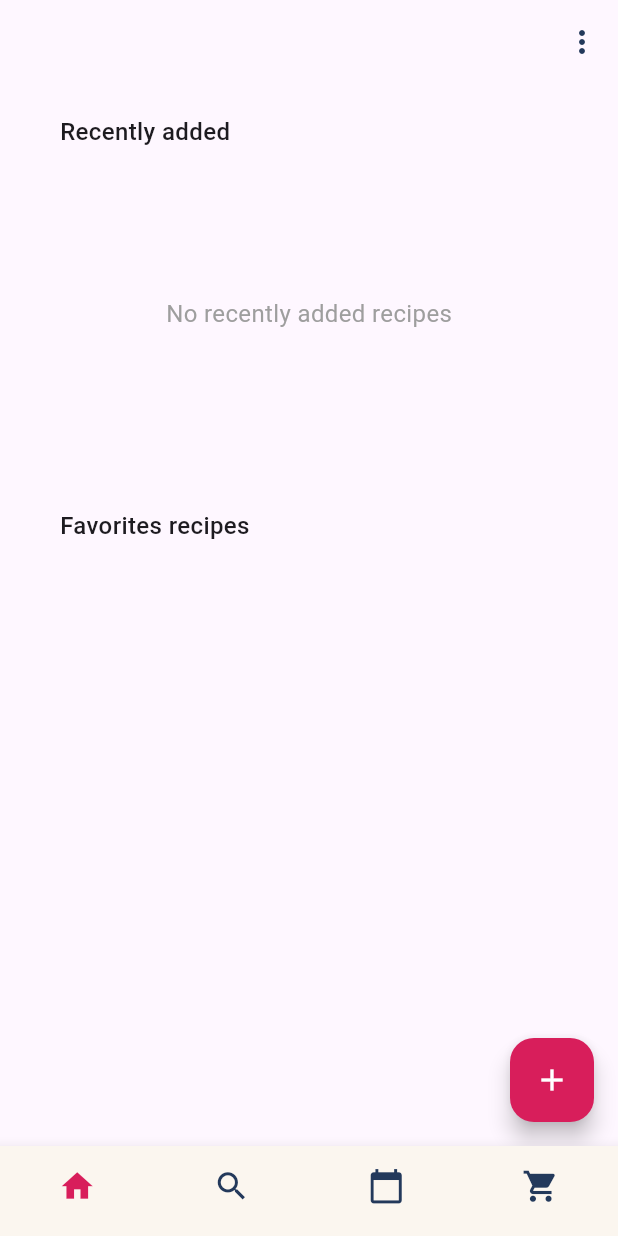
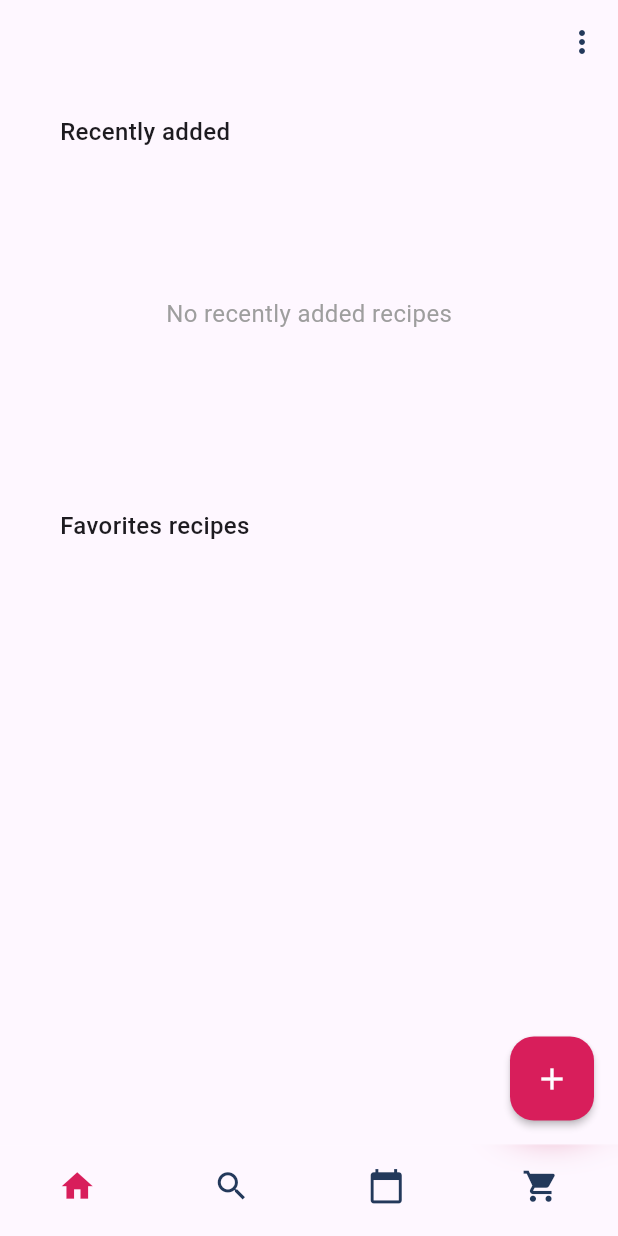
Before and after one commit to DarKev03/MyRecipesApp, a Flutter app: the NavBar screen opened directly, on a phone screen of 412 x 824 dp. Run offline on Flutter 3.47's test engine with Material 3 defaults, Android fonts, the phone set to English and light mode, and no system bars; our stand-ins replace carousel_slider, image_picker, supabase_flutter; accounts and stored records are empty.

Commit message:
navbar más bonita y validador de primera letra en mayusculas al enviar los campos.

```diff
--- a/my_recipes_app/lib/ui/pages/main/home_page.dart
+++ b/my_recipes_app/lib/ui/pages/main/home_page.dart
@@ -69,6 +69,7 @@ class HomePage extends StatelessWidget {
         ),
         floatingActionButton: FloatingActionButton(
           enableFeedback: true,
+          elevation: 2,
           splashColor: Colors.transparent,
           onPressed: () {
             Navigator.push(context,
--- a/my_recipes_app/lib/ui/widgets/favorites_recipes_widget.dart
+++ b/my_recipes_app/lib/ui/widgets/favorites_recipes_widget.dart
@@ -23,9 +23,7 @@ class _FavoritesRecipesWidgetState extends State<FavoritesRecipesWidget> {
           padding: EdgeInsets.only(bottom: 40),
           shrinkWrap: true,
           itemCount: recetas.length,
-          physics: recetas.length <= 4
-              ? const NeverScrollableScrollPhysics()
-              : const AlwaysScrollableScrollPhysics(),
+          physics: const NeverScrollableScrollPhysics(),
           gridDelegate: const SliverGridDelegateWithFixedCrossAxisCount(
             crossAxisCount: 2,
             mainAxisSpacing: 16,
--- a/my_recipes_app/lib/ui/widgets/ingredients_dynamic_list.dart
+++ b/my_recipes_app/lib/ui/widgets/ingredients_dynamic_list.dart
@@ -4,6 +4,7 @@ import 'package:my_recipes_app/data/models/recipe_ingredient.dart';
 import 'package:my_recipes_app/ui/widgets/custom_elevated_buttom_widget.dart';
 import 'package:my_recipes_app/ui/widgets/custom_text_field.dart';
 import 'package:my_recipes_app/utils/AppColors.dart';
+import 'package:my_recipes_app/utils/validations.dart';
 import 'package:my_recipes_app/viewmodels/ingredient_viewmodel.dart';
 import 'package:provider/provider.dart';
 
@@ -67,9 +68,10 @@ class _IngredientsDynamicListState extends State<IngredientsDynamicList> {
       List<Ingredient> ingredientsSaved = [];
       final recipesIngredientsViewmodel = context.read<IngredientViewmodel>();
       for (int i = 0; i < ingredientNameControllers.length; i++) {
+        var name = Validations.firstLetterUpperCase(ingredientNameControllers[i].text);
         ingredients.add(Ingredient(
           id: null,
-          name: ingredientNameControllers[i].text,
+          name: name,
           description: null,
           createdAt: null,
         ));
--- a/my_recipes_app/lib/ui/widgets/instructions_dynamic_list_widget.dart
+++ b/my_recipes_app/lib/ui/widgets/instructions_dynamic_list_widget.dart
@@ -3,6 +3,7 @@ import 'package:my_recipes_app/data/models/instruction.dart';
 import 'package:my_recipes_app/ui/widgets/custom_elevated_buttom_widget.dart';
 import 'package:my_recipes_app/ui/widgets/custom_text_field.dart';
 import 'package:my_recipes_app/utils/AppColors.dart';
+import 'package:my_recipes_app/utils/validations.dart';
 import 'package:my_recipes_app/viewmodels/instruction_viewmodel.dart';
 import 'package:provider/provider.dart';
 
@@ -53,10 +54,12 @@ class _InstructionsDynamicListWidgetState
       List<Instruction> instructions = [];
       final recipesInstructionsViewmodel = context.read<InstructionViewmodel>();
       for (int i = 0; i < instructionsControllers.length; i++) {
+        var name =
+            Validations.firstLetterUpperCase(instructionsControllers[i].text);
         instructions.add(Instruction(
           id: null,
           recipeId: widget.recipeId,
-          text: instructionsControllers[i].text,
+          text: name,
         ));
       }
       for (var instruction in instructions) {
--- a/my_recipes_app/lib/utils/navbar.dart
+++ b/my_recipes_app/lib/utils/navbar.dart
@@ -1,3 +1,5 @@
+import 'dart:ui';
+
 import 'package:flutter/material.dart';
 import 'package:my_recipes_app/ui/pages/main/calendar_page.dart';
 import 'package:my_recipes_app/ui/pages/main/home_page.dart';
@@ -44,11 +46,25 @@ class _NavBar extends State<NavBar> {
           splashFactory: NoSplash.splashFactory,
           highlightColor: Colors.transparent,
         ),
+        child: ClipRRect(
+          child: BackdropFilter(
+            filter: ImageFilter.blur(sigmaX: 15, sigmaY: 15),
+            child: Container(
+
+              decoration: BoxDecoration(
+                color: const Color.fromARGB(0, 255, 255, 255),
+                border: Border(
+                  top: BorderSide(
+                    color: Colors.white.withOpacity(0.1),
+                  ),
+                ),
+              ),
               child: BottomNavigationBar(
-          backgroundColor: AppColors.backgroundColor,
+                backgroundColor: Colors.transparent,
                 currentIndex: _currentIndex, // Controla el índice actual
                 onTap: _onTabTapped, // Cambia de página al tocar
                 selectedItemColor: AppColors.primaryColor,
+                elevation: 0,
                 unselectedItemColor: AppColors.secondaryColor,
                 showSelectedLabels: false,
                 showUnselectedLabels: false,
@@ -83,6 +99,9 @@ class _NavBar extends State<NavBar> {
                 ],
               ),
             ),
+          ),
+        ),
+      ),
     );
   }
 }
```
Also changed, not shown: my_recipes_app/lib/ui/pages/main/creation_page.dart (+22 -8 lines), my_recipes_app/lib/utils/validations.dart (+7 -0 lines). Lines whose indentation alone changed are shown as unchanged.
